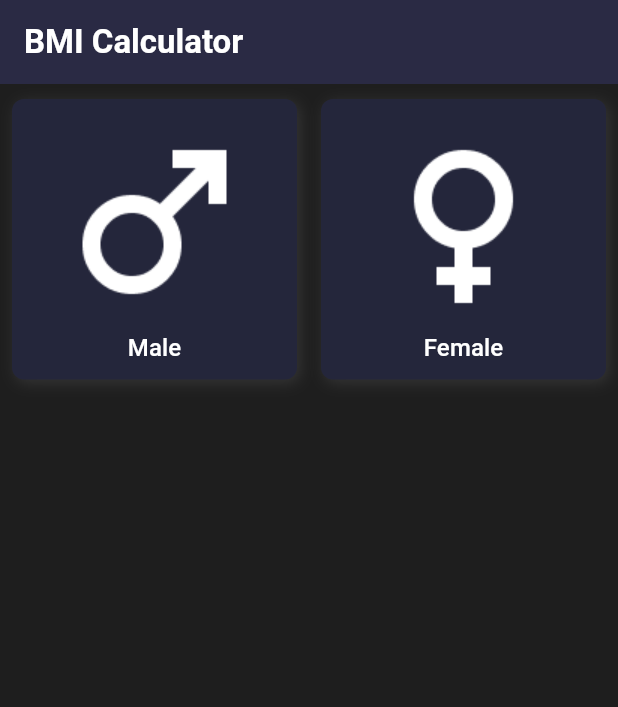
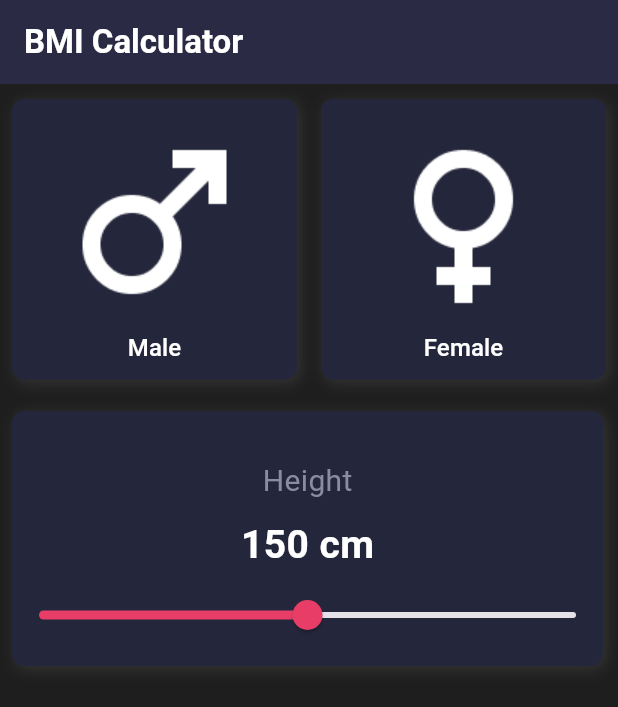
Before and after one commit to FatemehBagheripour/BMI-flutterProject, a Flutter app: the screen it shows after launch, on a phone screen of 412 x 824 dp. Shown: the top 707 px of the screen. Run offline on Flutter 3.47's test engine with Material 3 defaults, Android fonts, the phone set to English and light mode, and no system bars.

Commit message:
second row, selecting height with slider

```diff
--- a/lib/main.dart
+++ b/lib/main.dart
@@ -155,6 +155,61 @@ class _MyAppState extends State<MyApp> {
                 ],
               ),
 
+              ////        sater dovome ; person height
+              Container(
+                height: 170,
+                decoration: BoxDecoration(
+                  color: Color(0xFF24263B),
+                  borderRadius: BorderRadius.all(Radius.circular(8.0)),
+                  boxShadow: <BoxShadow>[
+                    BoxShadow(
+                      color: Colors.white10,
+                      offset: Offset(2, 2),
+                      blurRadius: 8,
+                    ),
+                  ],
+                ),
+
+                margin: EdgeInsets.fromLTRB(8, 15, 10, 6),
+                padding: EdgeInsets.all(2),
+
+                child: Column(
+                  children: [
+                    SizedBox(height: 30),
+                    Text(
+                      'Height',
+                      style: TextStyle(color: Color(0xFF8B8C9E), fontSize: 20),
+                    ),
+                    SizedBox(height: 10),
+                    Text(
+                      '${_currentHeightSliderValue.round().toString()} cm',
+                      style: TextStyle(
+                        color: Colors.white,
+                        fontSize: 26,
+                        fontWeight: FontWeight.bold,
+                      ),
+                    ),
+
+                    SizedBox(height: 10),
+
+                    Slider(
+                      padding: EdgeInsets.fromLTRB(16, 8, 16, 8),
+                      value: _currentHeightSliderValue,
+                      min: 50,
+                      max: 250,
+                      activeColor: Color(0xFFE83D67),
+                      label: _currentHeightSliderValue.round().toString(),
+
+                      onChanged: (double value) {
+                        setState(() {
+                          _currentHeightSliderValue = value;
+                        });
+                      },
+                    ),
+                  ],
+                ),
+              ),
+
 
             ],
           ),
@@ -166,6 +221,7 @@ class _MyAppState extends State<MyApp> {
 
 ButtonStyle iconButtonStyle() {
   return ButtonStyle(
+
     backgroundColor: WidgetStateProperty.all(Color(0xff8B8C9E)),
     shape: WidgetStateProperty.all(
       RoundedRectangleBorder(borderRadius: BorderRadius.circular(20)),
```
